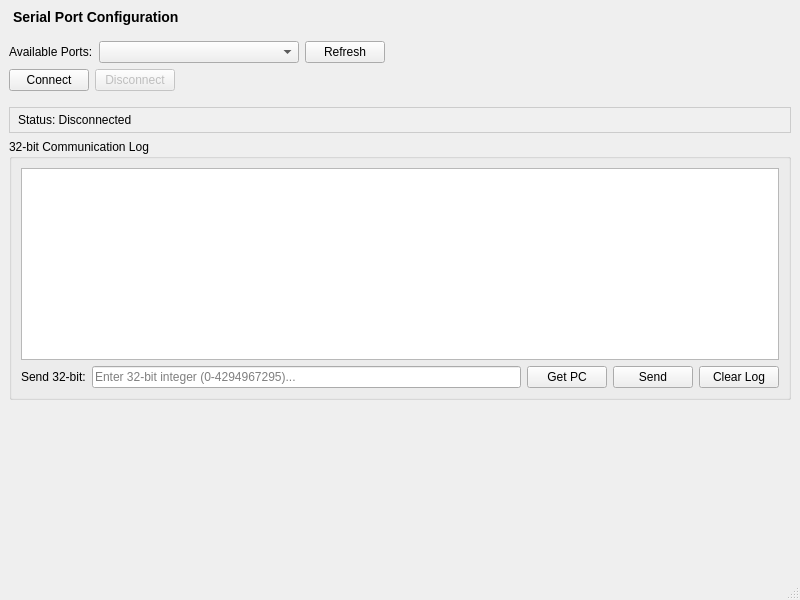
First picture: the form in mainwindow.ui, repository vicenteramirezp/Risc-V-Testing-app, before the edit.
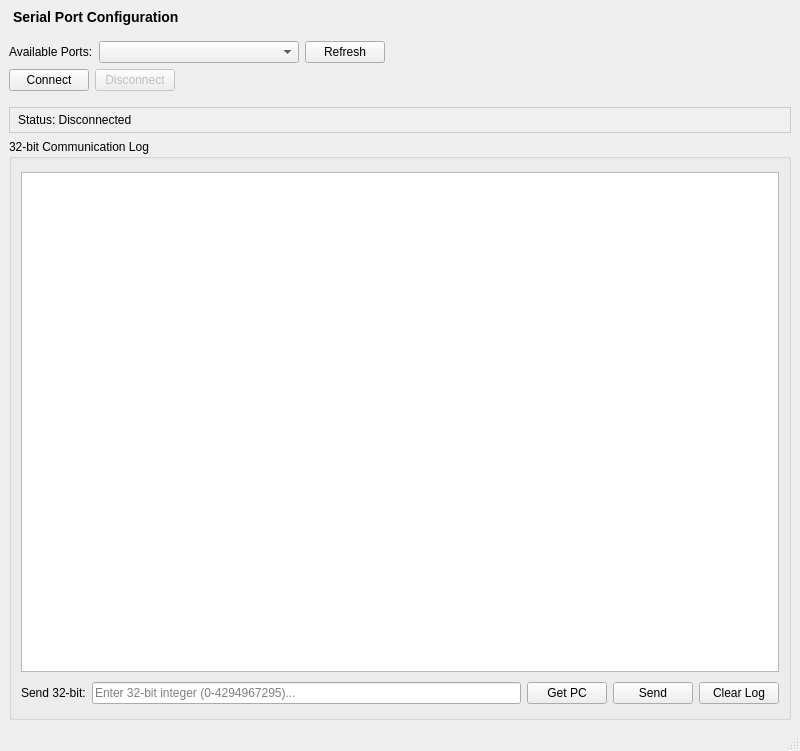
Second picture: the form after the edit.

Commit message: Fixed parsing on memory instructions and program counter issue

```diff
--- a/mainwindow.ui
+++ b/mainwindow.ui
@@ -7,7 +7,7 @@
     <x>0</x>
     <y>0</y>
     <width>800</width>
-    <height>600</height>
+    <height>751</height>
    </rect>
   </property>
   <property name="windowTitle">
@@ -139,7 +139,7 @@
          <property name="maximumSize">
           <size>
            <width>16777215</width>
-           <height>300</height>
+           <height>500</height>
           </size>
          </property>
          <property name="readOnly">
@@ -189,19 +189,6 @@
       </layout>
      </widget>
     </item>
-    <item>
-     <spacer name="verticalSpacer">
-      <property name="orientation">
-       <enum>Qt::Vertical</enum>
-      </property>
-      <property name="sizeHint" stdset="0">
-       <size>
-        <width>20</width>
-        <height>40</height>
-       </size>
-      </property>
-     </spacer>
-    </item>
    </layout>
   </widget>
   <widget class="QMenuBar" name="menubar">
```
The commit also changes 2 other files.
